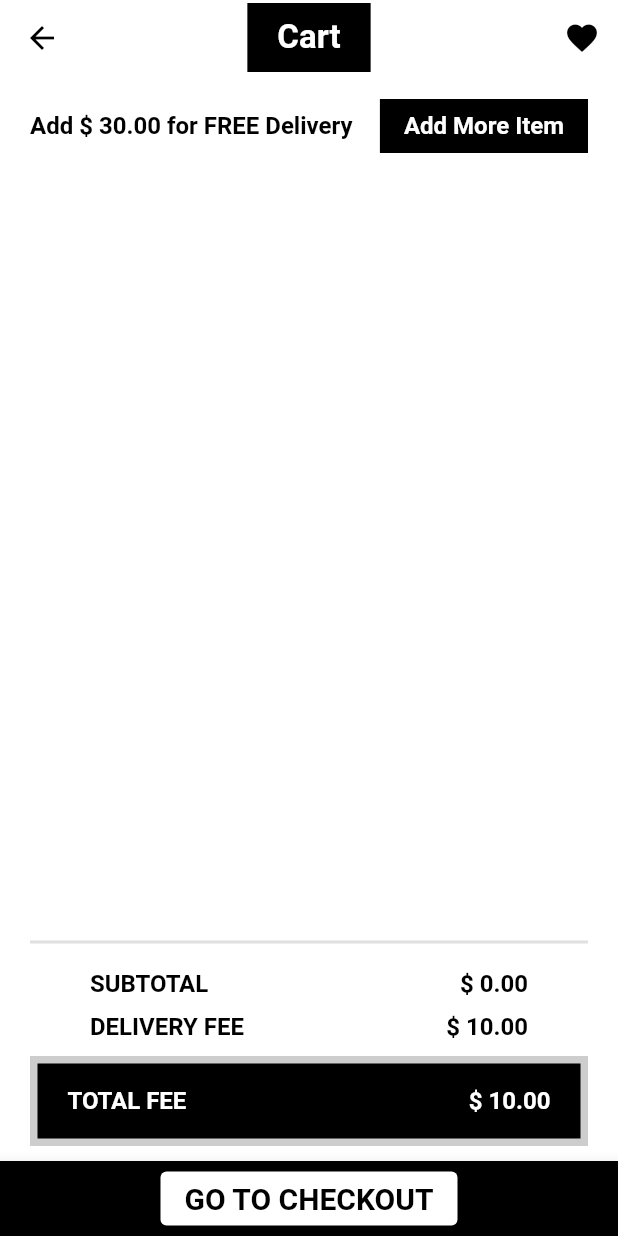
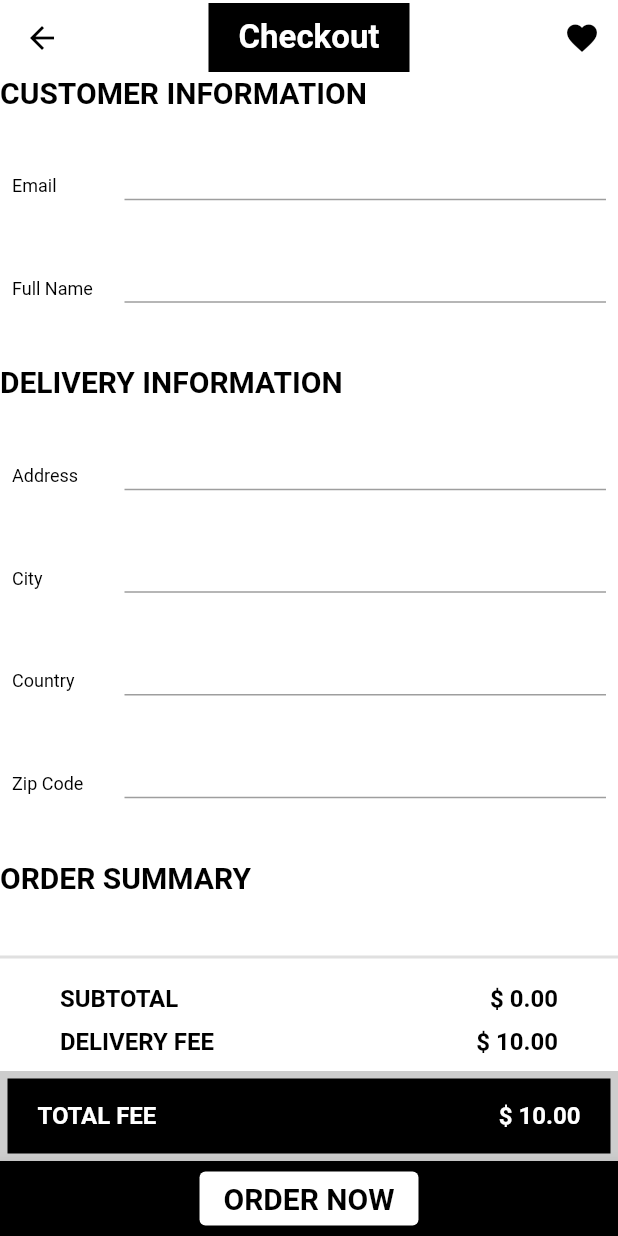
Before and after one commit to KoaHodoK/simple_ecommerce, a Flutter app: the CartScreen screen opened by its route, after a tap on "GO TO CHECKOUT", on a phone screen of 412 x 824 dp. Run offline on Flutter 3.47's test engine with Material 2 defaults, Android fonts, the phone set to English and light mode, and no system bars; our stand-ins replace bloc, carousel_slider, cloud_firestore, equatable, firebase_core, flutter_bloc; accounts and stored records are empty; Roboto replaces fonts that are missing (Avenir).

Commit message:
order_information

```diff
--- a/lib/config/app_router.dart
+++ b/lib/config/app_router.dart
@@ -2,6 +2,7 @@ import 'package:ecommerce_app/models/category_model.dart';
 import 'package:ecommerce_app/models/product_model.dart';
 import 'package:ecommerce_app/screens/cart_screen.dart';
 import 'package:ecommerce_app/screens/catalog_screen.dart';
+import 'package:ecommerce_app/screens/check_out_screen.dart';
 import 'package:ecommerce_app/screens/home_screen.dart';
 import 'package:ecommerce_app/screens/product_screen.dart';
 import 'package:ecommerce_app/screens/profile_screen.dart';
@@ -29,6 +30,8 @@ class AppRouter {
         return CatalogScreen.route(category: settings.arguments as Category);
       case ProfileScreen.routeName:
         return ProfileScreen.route();
+      case CheckOutScreen.routeName:
+        return CheckOutScreen.route();
       default:
         return _errorRoute();
     }
--- a/lib/screens/cart_screen.dart
+++ b/lib/screens/cart_screen.dart
@@ -1,6 +1,7 @@
 import 'package:ecommerce_app/blocs/cart/bloc/cart_bloc.dart';
 import 'package:ecommerce_app/models/cart_model.dart';
 import 'package:ecommerce_app/widgets/cart_product_card.dart';
+import 'package:ecommerce_app/widgets/summary_order.dart';
 import 'package:flutter/material.dart';
 import 'package:ecommerce_app/widgets/custom_appbar.dart';
 import 'package:flutter/rendering.dart';
@@ -76,86 +77,7 @@ class CartScreen extends StatelessWidget {
                     ),
                   ),
                 ]),
-                Column(
-                  children: [
-                    const Divider(
-                      thickness: 2,
-                    ),
-                    Padding(
-                      padding: const EdgeInsets.symmetric(
-                          horizontal: 40, vertical: 10),
-                      child: Column(
-                        children: [
-                          Row(
-                            mainAxisAlignment: MainAxisAlignment.spaceBetween,
-                            children: [
-                              Text('SUBTOTAL',
-                                  style: Theme.of(context).textTheme.headline5),
-                              Text(
-                                '\$ ${state.cart.subTotalString}',
-                                style: Theme.of(context).textTheme.headline5,
-                              ),
-                            ],
-                          ),
-                          const SizedBox(
-                            height: 10,
-                          ),
-                          Row(
-                            mainAxisAlignment: MainAxisAlignment.spaceBetween,
-                            children: [
-                              Text('DELIVERY FEE',
-                                  style: Theme.of(context).textTheme.headline5),
-                              Text(
-                                '\$ ${state.cart.deliveryFeeString}',
-                                style: Theme.of(context).textTheme.headline5,
-                              ),
-                            ],
-                          ),
-                        ],
-                      ),
-                    ),
-                    Stack(
-                      children: [
-                        Container(
-                          width: MediaQuery.of(context).size.width,
-                          height: 60,
-                          decoration: BoxDecoration(
-                            color: Colors.black.withAlpha(50),
-                          ),
-                        ),
-                        Container(
-                          width: MediaQuery.of(context).size.width,
-                          margin: const EdgeInsets.all(5.0),
-                          height: 50,
-                          decoration: const BoxDecoration(
-                            color: Colors.black,
-                          ),
-                          child: Padding(
-                            padding:
-                                const EdgeInsets.symmetric(horizontal: 20.0),
-                            child: Row(
-                              mainAxisAlignment: MainAxisAlignment.spaceBetween,
-                              children: [
-                                Text('TOTAL FEE',
-                                    style: Theme.of(context)
-                                        .textTheme
-                                        .headline5!
-                                        .copyWith(color: Colors.white)),
-                                Text(
-                                  '\$ ${state.cart.totalMessage}',
-                                  style: Theme.of(context)
-                                      .textTheme
-                                      .headline5!
-                                      .copyWith(color: Colors.white),
-                                ),
-                              ],
-                            ),
-                          ),
-                        )
-                      ],
-                    )
-                  ],
-                ),
+                const OrderSummary(),
               ],
             ),
           );
@@ -172,7 +94,9 @@ class CartScreen extends StatelessWidget {
             color: Colors.black,
             child: ElevatedButton(
                 style: ElevatedButton.styleFrom(primary: Colors.white),
-                onPressed: () {},
+                onPressed: () {
+                  Navigator.pushNamed(context, '/check_out');
+                },
                 child: Text('GO TO CHECKOUT',
                     style: Theme.of(context).textTheme.headline3!))),
       ),
--- /dev/null
+++ b/lib/screens/check_out_screen.dart
@@ -0,0 +1,80 @@
+import 'package:ecommerce_app/widgets/custom_appbar.dart';
+import 'package:ecommerce_app/widgets/custom_bottom_appbar.dart';
+import 'package:ecommerce_app/widgets/summary_order.dart';
+import 'package:flutter/material.dart';
+
+class CheckOutScreen extends StatelessWidget {
+  const CheckOutScreen({Key? key}) : super(key: key);
+  static const routeName = "/check_out";
+  static Route route() {
+    return MaterialPageRoute(
+        settings: const RouteSettings(name: routeName),
+        builder: (_) => const CheckOutScreen());
+  }
+
+  @override
+  Widget build(BuildContext context) {
+    final TextEditingController emailController = TextEditingController();
+    final TextEditingController nameController = TextEditingController();
+    final TextEditingController addressController = TextEditingController();
+    final TextEditingController cityController = TextEditingController();
+    final TextEditingController countryController = TextEditingController();
+    final TextEditingController zipController = TextEditingController();
+
+    return Scaffold(
+      appBar: const CustomAppBar(title: 'Checkout'),
+      bottomNavigationBar: BottomAppBar(
+        child: Container(
+            height: 50,
+            alignment: Alignment.center,
+            color: Colors.black,
+            child: ElevatedButton(
+                style: ElevatedButton.styleFrom(primary: Colors.white),
+                onPressed: () {},
+                child: Text('ORDER NOW',
+                    style: Theme.of(context).textTheme.headline3!))),
+      ),
+      body: Column(
+          crossAxisAlignment: CrossAxisAlignment.start,
+          mainAxisAlignment: MainAxisAlignment.spaceBetween,
+          children: [
+            Text('CUSTOMER INFORMATION',
+                style: Theme.of(context).textTheme.headline3),
+            _buildTextFormField(emailController, context, 'Email'),
+            _buildTextFormField(nameController, context, 'Full Name'),
+            Text('DELIVERY INFORMATION',
+                style: Theme.of(context).textTheme.headline3),
+            _buildTextFormField(addressController, context, 'Address'),
+            _buildTextFormField(cityController, context, 'City'),
+            _buildTextFormField(countryController, context, 'Country'),
+            _buildTextFormField(zipController, context, 'Zip Code'),
+            Text('ORDER SUMMARY', style: Theme.of(context).textTheme.headline3),
+            OrderSummary(),
+          ]),
+    );
+  }
+
+  Padding _buildTextFormField(TextEditingController controller,
+      BuildContext context, String labelText) {
+    return Padding(
+      padding: const EdgeInsets.all(8),
+      child: Row(children: [
+        SizedBox(
+            width: 75,
+            child: Text(
+              labelText,
+              style: Theme.of(context).textTheme.bodyText1,
+            )),
+        Expanded(
+            child: TextFormField(
+          controller: controller,
+          decoration: const InputDecoration(
+              isDense: true,
+              contentPadding: EdgeInsets.only(left: 10),
+              focusedBorder: UnderlineInputBorder(
+                  borderSide: BorderSide(color: Colors.black))),
+        ))
+      ]),
+    );
+  }
+}
--- /dev/null
+++ b/lib/widgets/summary_order.dart
@@ -0,0 +1,101 @@
+import 'package:ecommerce_app/blocs/cart/bloc/cart_bloc.dart';
+import 'package:flutter/material.dart';
+import 'package:flutter_bloc/flutter_bloc.dart';
+
+class OrderSummary extends StatelessWidget {
+  const OrderSummary({Key? key}) : super(key: key);
+
+  @override
+  Widget build(BuildContext context) {
+    return BlocBuilder<CartBloc, CartState>(
+      builder: (context, state) {
+        if (state is CartLoaded) {
+          return Column(
+            children: [
+              const Divider(
+                thickness: 2,
+              ),
+              Padding(
+                padding:
+                    const EdgeInsets.symmetric(horizontal: 40, vertical: 10),
+                child: Column(
+                  children: [
+                    Row(
+                      mainAxisAlignment: MainAxisAlignment.spaceBetween,
+                      children: [
+                        Text('SUBTOTAL',
+                            style: Theme.of(context).textTheme.headline5),
+                        Text(
+                          '\$ ${state.cart.subTotalString}',
+                          style: Theme.of(context).textTheme.headline5,
+                        ),
+                      ],
+                    ),
+                    const SizedBox(
+                      height: 10,
+                    ),
+                    Row(
+                      mainAxisAlignment: MainAxisAlignment.spaceBetween,
+                      children: [
+                        Text('DELIVERY FEE',
+                            style: Theme.of(context).textTheme.headline5),
+                        Text(
+                          '\$ ${state.cart.deliveryFeeString}',
+                          style: Theme.of(context).textTheme.headline5,
+                        ),
+                      ],
+                    ),
+                  ],
+                ),
+              ),
+              Stack(
+                children: [
+                  Container(
+                    width: MediaQuery.of(context).size.width,
+                    height: 60,
+                    decoration: BoxDecoration(
+                      color: Colors.black.withAlpha(50),
+                    ),
+                  ),
+                  Container(
+                    width: MediaQuery.of(context).size.width,
+                    margin: const EdgeInsets.all(5.0),
+                    height: 50,
+                    decoration: const BoxDecoration(
+                      color: Colors.black,
+                    ),
+                    child: Padding(
+                      padding: const EdgeInsets.symmetric(horizontal: 20.0),
+                      child: Row(
+                        mainAxisAlignment: MainAxisAlignment.spaceBetween,
+                        children: [
+                          Text('TOTAL FEE',
+                              style: Theme.of(context)
+                                  .textTheme
+                                  .headline5!
+                                  .copyWith(color: Colors.white)),
+                          Text(
+                            '\$ ${state.cart.totalMessage}',
+                            style: Theme.of(context)
+                                .textTheme
+                                .headline5!
+                                .copyWith(color: Colors.white),
+                          ),
+                        ],
+                      ),
+                    ),
+                  )
+                ],
+              )
+            ],
+          );
+        }
+        if (state is CartLoading) {
+          return const Center(child: CircularProgressIndicator());
+        } else {
+          return const Center(child: Text('Error'));
+        }
+      },
+    );
+  }
+}
```
